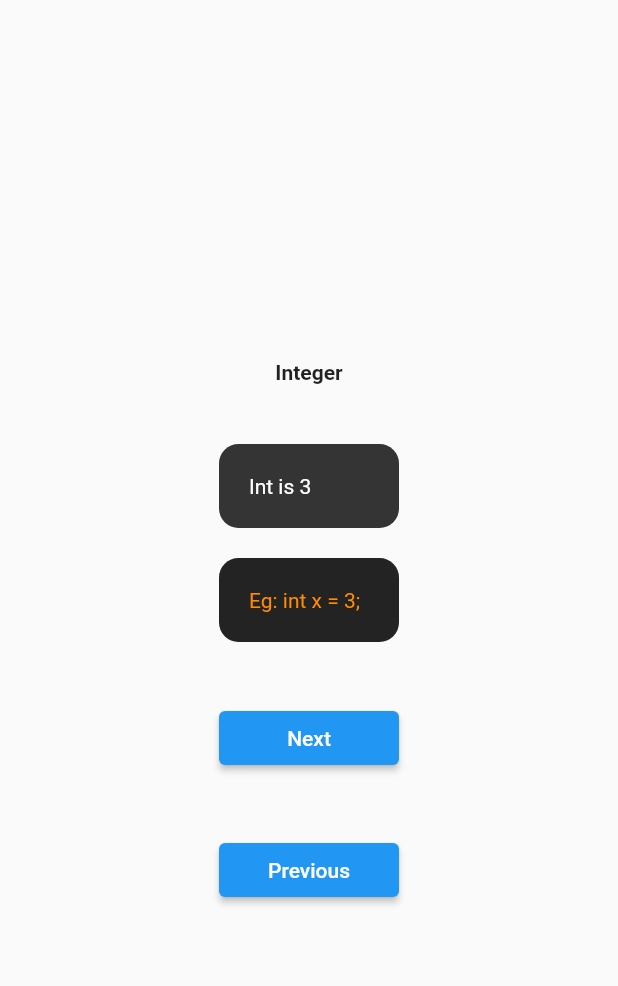
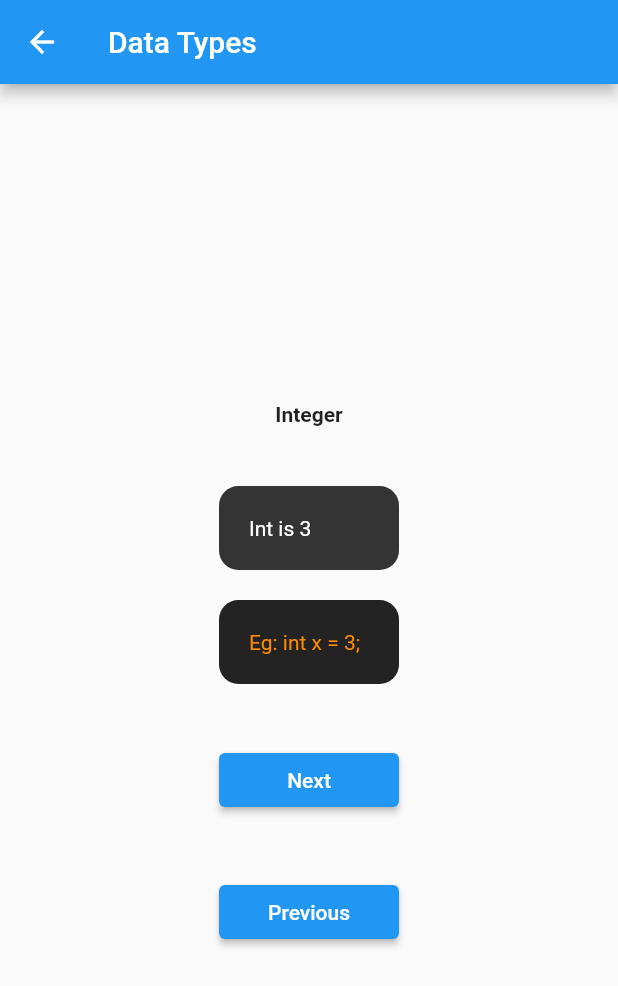
Before and after one commit to SilentDreamz/HackViolet-2022-Submission, a Flutter app: the CSConcepts screen opened directly, after a tap on "Data Types", on a phone screen of 412 x 824 dp. Shown: the top 986 px of the screen. Run offline on Flutter 3.47's test engine with Material 2 defaults, Android fonts, the light colour scheme and no system bars.

Commit message:
Merged by Sarang - Added app bar

```diff
--- a/lib/screens/concept_quiz.dart
+++ b/lib/screens/concept_quiz.dart
@@ -40,11 +40,12 @@ class _CSConceptsState extends State<CSConcepts> {
   @override
   Widget build(BuildContext context) {
     return Scaffold(
+      appBar: AppBar(
+        title: Text('Learn CS Concepts'),
+      ),
       body: Column(
         mainAxisAlignment: MainAxisAlignment.spaceEvenly,
         children: [
-          Text('Learn CS Concepts'),
-          SizedBox(height: 20),
           Expanded(
             child: ListView.builder(
 //              shrinkWrap: true,
@@ -61,6 +62,7 @@ class _CSConceptsState extends State<CSConcepts> {
                             context,
                             MaterialPageRoute(
                                 builder: (context) => ConceptQuiz(
+                                      title: key,
                                       concepts: concepts[key],
                                     )));
                       },
@@ -77,9 +79,10 @@ class _CSConceptsState extends State<CSConcepts> {
 }
 
 class ConceptQuiz extends StatefulWidget {
-  ConceptQuiz({this.concepts = const []});
+  ConceptQuiz({this.concepts = const [], this.title = ""});
 
   final List<Concept> concepts;
+  final String title;
 
   @override
   _ConceptQuizState createState() => _ConceptQuizState();
@@ -103,6 +106,9 @@ class _ConceptQuizState extends State<ConceptQuiz> {
   @override
   Widget build(BuildContext context) {
     return Scaffold(
+      appBar: AppBar(
+        title: Text(widget.title),
+      ),
       body: Center(
         child: IntrinsicWidth(
           stepWidth: 24,
```
